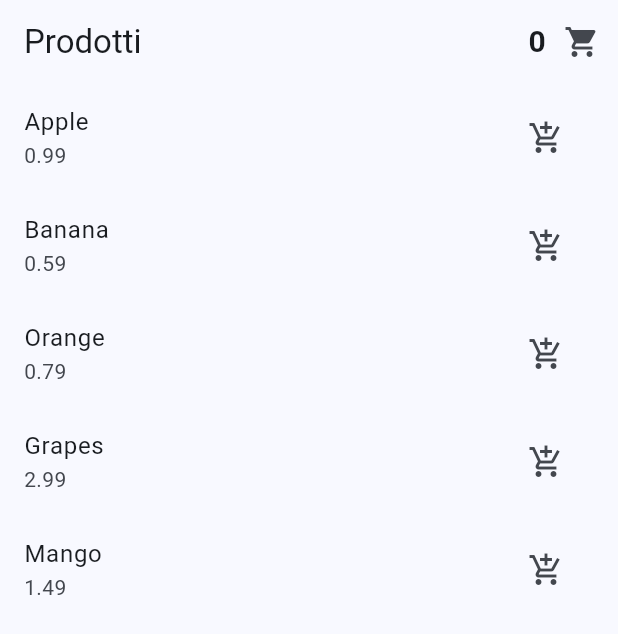
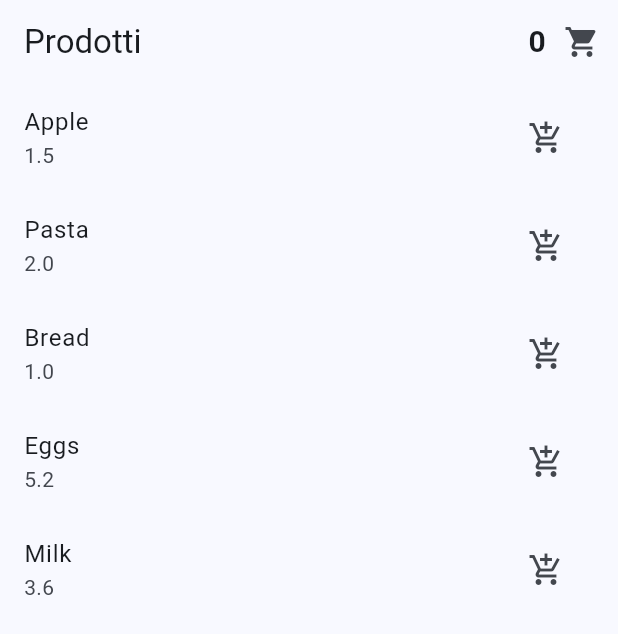
Before and after one commit to Gaia0809/qwerty, a Flutter app: the screen it shows after launch, on a phone screen of 412 x 824 dp. Shown: the top 634 px of the screen. Run offline on Flutter 3.47's test engine with Material 3 defaults, Android fonts, the phone set to English and light mode, and no system bars; our stand-ins replace flutter_riverpod, go_router.

Commit message:
pages refactor

```diff
--- a/shopping_cart/lib/main.dart
+++ b/shopping_cart/lib/main.dart
@@ -28,11 +28,11 @@
 
 final productsProvider = Provider<List<Product>>((ref) {
   return [
-    Product(id: '1', title: 'Apple', price: 0.99),
-    Product(id: '2', title: 'Banana', price: 0.59),
-    Product(id: '3', title: 'Orange', price: 0.79),
-    Product(id: '4', title: 'Grapes', price: 2.99),
-    Product(id: '5', title: 'Mango', price: 1.49),
+    Product(id: '1', title: 'Apple', price: 1.50),
+    Product(id: '2', title: 'Pasta', price: 2.00),
+    Product(id: '3', title: 'Bread', price: 1.00),
+    Product(id: '4', title: 'Eggs', price: 5.20),
+    Product(id: '5', title: 'Milk', price: 3.60),
   ];
 });
 
--- a/shopping_cart/lib/pages/product.dart
+++ b/shopping_cart/lib/pages/product.dart
@@ -34,11 +34,10 @@
           ),
         ],
       ),
-      body: ListView.builder(
-        itemCount: products.length,
-        itemBuilder: (context, index) {
-          final product = products[index];
-          return ListTile(
+      body: ListView(
+        children: [
+          for (var product in products)
+           ListTile(
             title: Text(product.title),
             subtitle: Text(product.price.toString()),
             trailing: IconButton(
@@ -47,9 +46,9 @@
                 ref.read(cartProvider.notifier).addProduct(product);
               },
             ),
-          );
-        },
-      ),
+          ),
+        ]
+      )
     );
   }
 }
```
Also changed, not shown: shopping_cart/lib/pages/cart.dart (+6 -7 lines).
